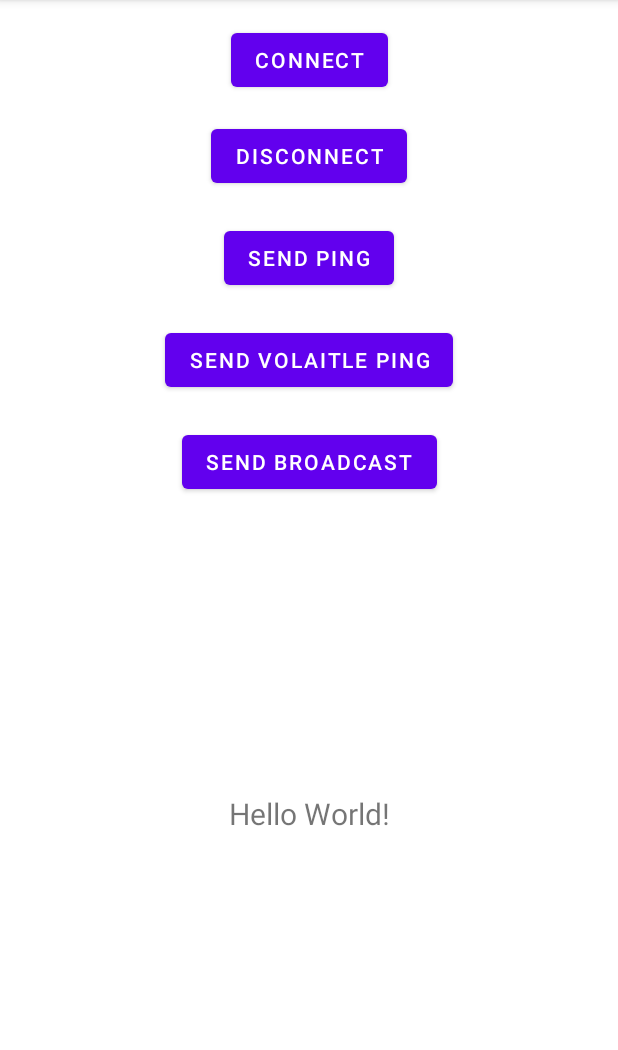
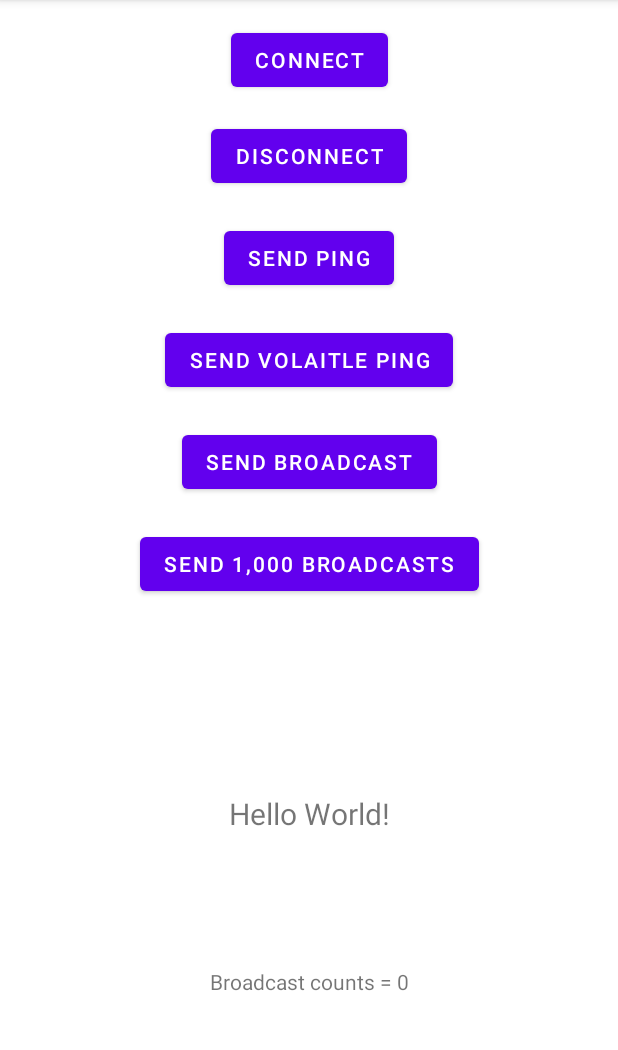
Before and after one commit to EslamAK/SocketPOCClient, an Android app: the screen it shows after launch (MainActivity), on a phone screen of 412 x 824 dp, the part 84-1134 px from its top. Run offline under Robolectric (Android 15) with nearby library versions, the phone set to English and light mode, and no system bars; libraries missing offline, so code that uses them is left out: io.socket.client, io.socket.emitter; 9 statements that could not run were skipped.

Commit message:
1000 broadcasts

```diff
--- a/app/src/main/java/com/example/socketpocclient/MainActivity.kt
+++ b/app/src/main/java/com/example/socketpocclient/MainActivity.kt
@@ -9,11 +9,11 @@ import androidx.appcompat.app.AppCompatActivity
 import androidx.core.content.ContextCompat
 import io.socket.client.Socket
 import kotlinx.android.synthetic.main.activity_main.*
-import java.util.*
 
 class MainActivity : AppCompatActivity() {
     private lateinit var socket: Socket
     private lateinit var id: String
+    private var broadcastsCount = 0
 
     @SuppressLint("SetTextI18n")
     override fun onCreate(savedInstanceState: Bundle?) {
@@ -46,7 +46,8 @@ class MainActivity : AppCompatActivity() {
 
         socket.on("broadcast") {
             runOnUiThread {
-                Toast.makeText(applicationContext, "Broadcast is received ✅", Toast.LENGTH_SHORT).show()
+                broadcastsCount++
+                textViewCounter.text = "Broadcast count = $broadcastsCount"
             }
         }
 
@@ -60,6 +61,8 @@ class MainActivity : AppCompatActivity() {
 
         buttonSendBroadcast.setOnClickListener { socket.emit("broadcast") }
 
+        buttonSendThousand.setOnClickListener { repeat(1000) {socket.emit("broadcast")} }
+
         buttonRunOnBackground.setOnClickListener {
             val intent = Intent(applicationContext, MyService::class.java)
             ContextCompat.startForegroundService(this, intent)
--- a/app/src/main/res/layout/activity_main.xml
+++ b/app/src/main/res/layout/activity_main.xml
@@ -18,6 +18,18 @@
         app:layout_constraintLeft_toLeftOf="parent"
         app:layout_constraintRight_toRightOf="parent"
         app:layout_constraintTop_toBottomOf="@+id/buttonRunOnBackground" />
+
+    <TextView
+        android:id="@+id/textViewCounter"
+        android:layout_width="0dp"
+        android:layout_height="wrap_content"
+        android:gravity="center"
+        android:text="Broadcast counts = 0"
+        android:textSize="14sp"
+        app:layout_constraintBottom_toBottomOf="parent"
+        app:layout_constraintLeft_toLeftOf="parent"
+        app:layout_constraintRight_toRightOf="parent"
+        app:layout_constraintTop_toBottomOf="@+id/textViewIdentity" />
 
     <Button
         android:id="@+id/buttonConnect"
@@ -75,6 +87,17 @@
         app:layout_constraintTop_toBottomOf="@+id/buttonSendVolatilePing" />
 
     <Button
+        android:id="@+id/buttonSendThousand"
+        android:layout_width="wrap_content"
+        android:layout_height="wrap_content"
+        android:layout_marginTop="20dp"
+        android:clickable="true"
+        android:text="Send 1,000 Broadcasts"
+        app:layout_constraintEnd_toEndOf="parent"
+        app:layout_constraintStart_toStartOf="parent"
+        app:layout_constraintTop_toBottomOf="@+id/buttonSendBroadcast" />
+
+    <Button
         android:id="@+id/buttonRunOnBackground"
         android:layout_width="wrap_content"
         android:layout_height="wrap_content"
```
